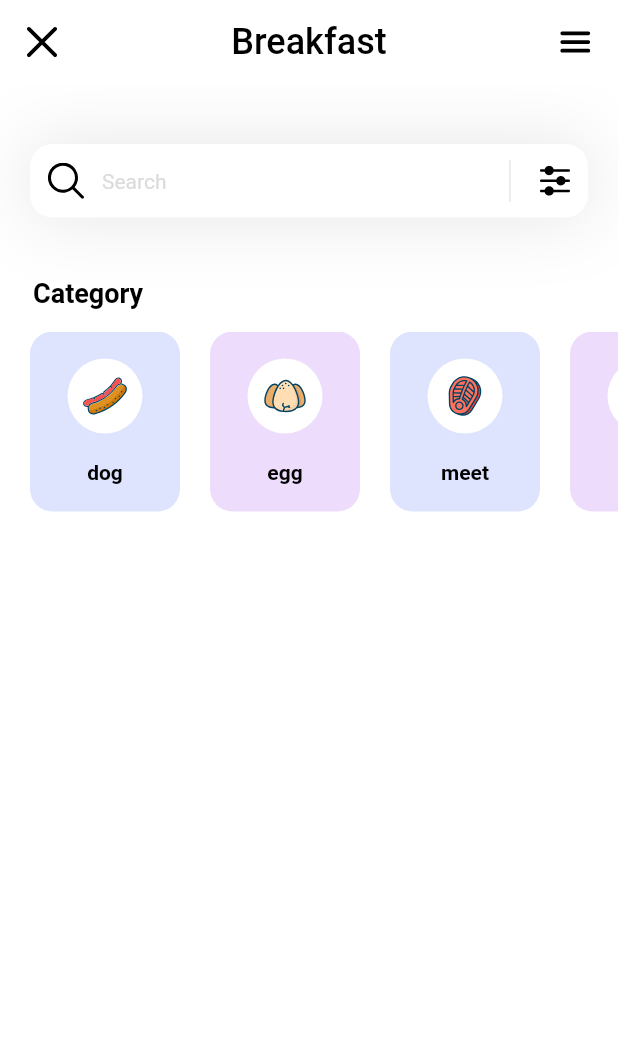
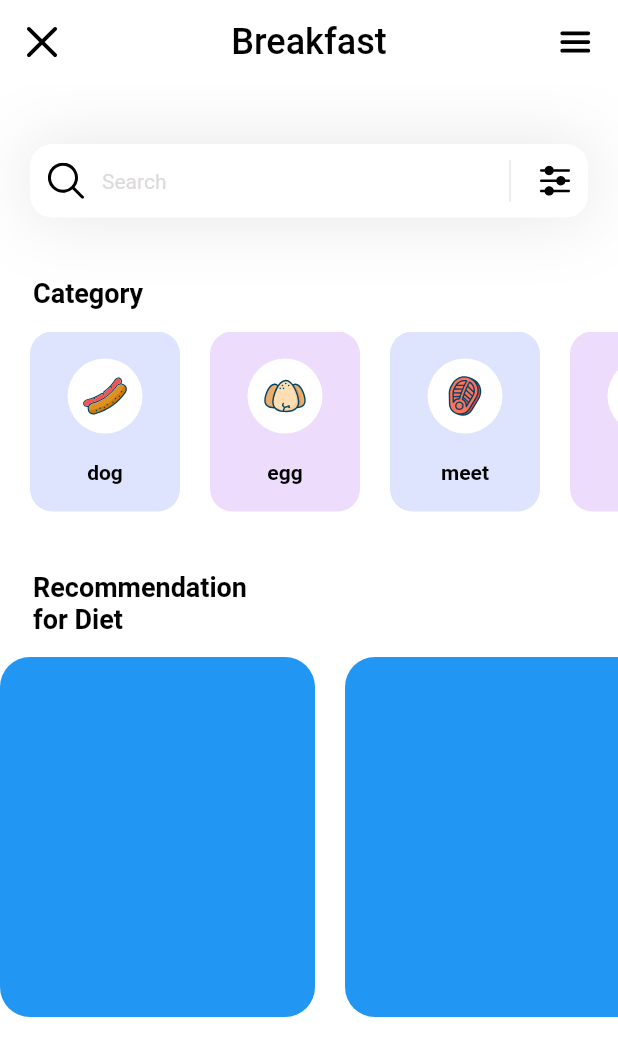
Before and after one commit to Corro-Kun/Aplicacion-Fitness, a Flutter app: the screen it shows after launch, on a phone screen of 412 x 824 dp. Shown: the top 1056 px of the screen. Run offline on Flutter 3.47's test engine with Material 2 defaults, Android fonts, the phone set to English and light mode, and no system bars; our stand-ins replace flutter_svg.

Commit message:
model diet

```diff
--- /dev/null
+++ b/lib/models/DietModel.dart
@@ -0,0 +1,63 @@
+import 'package:flutter/material.dart';
+
+class DietModel {
+  String name;
+  Color color;
+  String iconPath;
+  String level;
+  String duration;
+  String calories;
+  bool viewIsSelected;
+
+  DietModel({
+    required this.name,
+    required this.iconPath,
+    required this.level,
+    required this.duration,
+    required this.calories,
+    required this.viewIsSelected,
+    required this.color,
+  });
+
+  static List<DietModel> getDiets() {
+    List<DietModel> diets = [];
+
+    diets.add(
+      DietModel(
+        name: 'only egg',
+        color: Color(0xffC58BF2),
+        iconPath: 'assets/icons/egg.svg',
+        level: 'Easy',
+        duration: '10 min',
+        calories: '70 kcal',
+        viewIsSelected: true,
+      ),
+    );
+
+    diets.add(
+      DietModel(
+        name: 'only meet',
+        color: Color(0xff92A3FD),
+        iconPath: 'assets/icons/meet.svg',
+        level: 'Easy',
+        duration: '10 min',
+        calories: '200 kcal',
+        viewIsSelected: false,
+      ),
+    );
+
+    diets.add(
+      DietModel(
+        name: 'only pizza',
+        color: Color(0xffC58BF2),
+        iconPath: 'assets/icons/pizza.svg',
+        level: 'Easy',
+        duration: '10 min',
+        calories: '300 kcal',
+        viewIsSelected: false,
+      ),
+    );
+
+    return diets;
+  }
+}
--- a/lib/page/home.dart
+++ b/lib/page/home.dart
@@ -1,4 +1,5 @@
 import 'package:fitness/models/CategoryModels.dart';
+import 'package:fitness/models/DietModel.dart';
 import 'package:flutter/material.dart';
 import 'package:flutter_svg/flutter_svg.dart';
 
@@ -10,13 +11,19 @@ class HomePage extends StatefulWidget {
 
 class _HomePageState extends State<HomePage> {
   List<CategoryModels> categories = [];
+  List<DietModel> diets = [];
 
   void _getCategory() {
     categories = CategoryModels.getCategory();
   }
 
+  void _getDiets() {
+    diets = DietModel.getDiets();
+  }
+
   @override
   void initState() {
+    _getDiets();
     _getCategory();
     super.initState();
   }
@@ -33,7 +40,46 @@ class _HomePageState extends State<HomePage> {
           SizedBox(
             height: 40,
           ),
-          _categories_Selection()
+          _categories_Selection(),
+          SizedBox(
+            height: 40,
+          ),
+          Column(
+            crossAxisAlignment: CrossAxisAlignment.start,
+            children: [
+              Padding(
+                padding: const EdgeInsets.only(left: 22),
+                child: Text(
+                  "Recommendation\nfor Diet",
+                  style: TextStyle(
+                    color: Colors.black,
+                    fontSize: 18,
+                    fontWeight: FontWeight.w600,
+                  ),
+                ),
+              ),
+              SizedBox(
+                height: 15,
+              ),
+              Container(
+                height: 240,
+                child: ListView.separated(
+                  itemBuilder: (context, index) {
+                    return Container(
+                      width: 210,
+                      decoration: BoxDecoration(
+                        color: Colors.blue,
+                        borderRadius: BorderRadius.circular(20),
+                      ),
+                    );
+                  },
+                  separatorBuilder: (context, index) => SizedBox(width: 20),
+                  itemCount: 3,
+                  scrollDirection: Axis.horizontal,
+                ),
+              )
+            ],
+          )
         ],
       ),
     );
```
